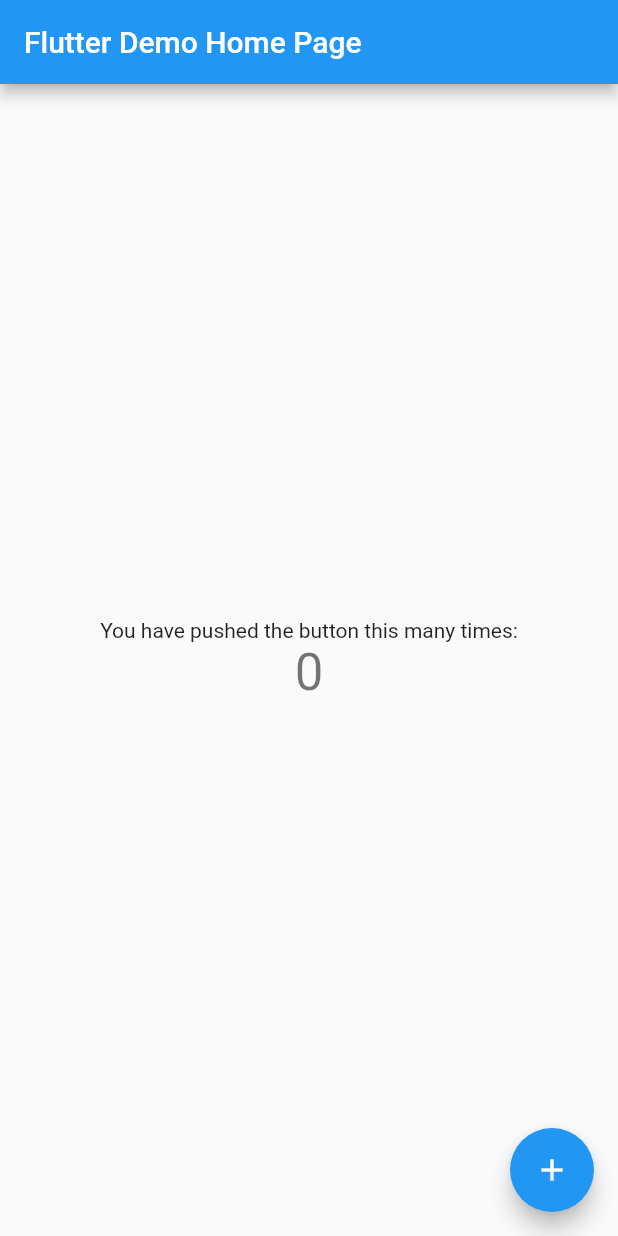
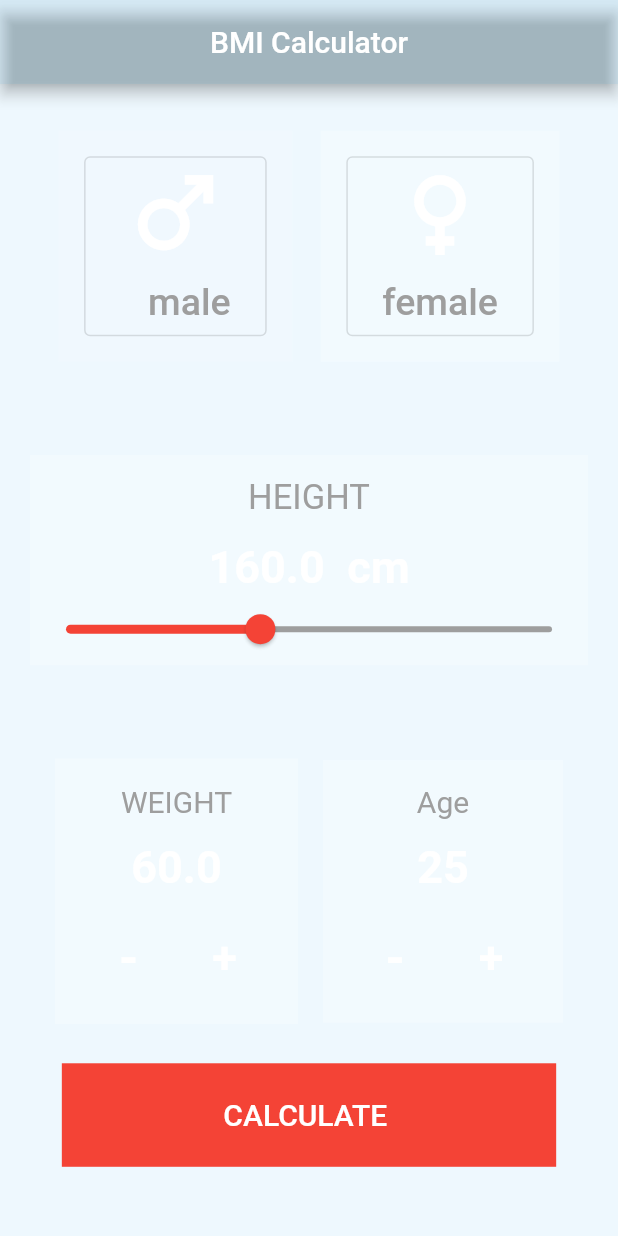
Before and after one commit to ShamsMoAhmed/BMI_Calculator, a Flutter app: the screen it shows after launch, on a phone screen of 412 x 824 dp. Run offline on Flutter 3.47's test engine with Material 2 defaults, Android fonts, the phone set to English and light mode, and no system bars.

Commit message:
BMI Calc

```diff
--- /dev/null
+++ b/lib/home_screen.dart
@@ -0,0 +1,290 @@
+// ignore_for_file: prefer_const_constructors
+
+import 'package:bmi_calculator/models/calculate_model.dart';
+import 'package:flutter/material.dart';
+
+import 'result_screen.dart';
+
+class HomeScreen extends StatefulWidget {
+  const HomeScreen({Key? key}) : super(key: key);
+
+  @override
+  State<HomeScreen> createState() => _HomeScreenState();
+}
+
+class _HomeScreenState extends State<HomeScreen> {
+  var calculate = Calculate(height: 160, weight: 60, age: 25);
+
+  @override
+  Widget build(BuildContext context) {
+    return Scaffold(
+        backgroundColor: Color.fromARGB(20, 33, 170, 243),
+        appBar: AppBar(
+          backgroundColor: Color.fromARGB(20, 33, 170, 243),
+          title: Center(child: Text("BMI Calculator")),
+        ),
+        body: SafeArea(
+          child: Padding(
+            padding: const EdgeInsets.all(20.0),
+            child: Column(
+              mainAxisAlignment: MainAxisAlignment.spaceEvenly,
+              children: [
+                Row(
+                  mainAxisAlignment: MainAxisAlignment.spaceEvenly,
+                  children: [
+                    Container(
+                      color: calculate.gender == "m"
+                          ? Colors.white12
+                          : Colors.white24,
+                      child: Padding(
+                        padding: const EdgeInsets.all(17.0),
+                        child: OutlinedButton(
+                          onPressed: () {
+                            setState(() {
+                              calculate.gender = "m";
+                            });
+                          },
+                          child: Column(
+                            // ignore: prefer_const_literals_to_create_immutables
+                            children: [
+                              Icon(
+                                Icons.male_outlined,
+                                size: 75,
+                                color: Colors.white,
+                              ),
+                              Padding(
+                                padding: const EdgeInsets.all(8.0),
+                                child: Text(
+                                  "   male",
+                                  style: TextStyle(
+                                      fontSize: 25, color: Colors.grey),
+                                ),
+                              )
+                            ],
+                          ),
+                        ),
+                      ),
+                    ),
+                    Container(
+                      color: calculate.gender == "f"
+                          ? Colors.white12
+                          : Colors.white24,
+                      child: Padding(
+                        padding: const EdgeInsets.all(17.0),
+                        child: OutlinedButton(
+                          onPressed: () {
+                            setState(() {
+                              calculate.gender = "f";
+                            });
+                          },
+                          child: Column(
+                            // ignore: prefer_const_literals_to_create_immutables
+                            children: [
+                              Icon(
+                                Icons.female_outlined,
+                                size: 75,
+                                color: Colors.white,
+                              ),
+                              Padding(
+                                padding: const EdgeInsets.all(8.0),
+                                child: Text(
+                                  "female",
+                                  style: TextStyle(
+                                      fontSize: 25, color: Colors.grey),
+                                ),
+                              )
+                            ],
+                          ),
+                        ),
+                      ),
+                    ),
+                  ],
+                ),
+                SizedBox(
+                  height: 40,
+                ),
+                Container(
+                  color: Colors.white24,
+                  child: Column(
+                    children: [
+                      Padding(
+                        padding: const EdgeInsets.all(15.0),
+                        child: Text(
+                          "HEIGHT",
+                          style: TextStyle(fontSize: 23, color: Colors.grey),
+                        ),
+                      ),
+                      Text(
+                        calculate.height.toString() + "  cm",
+                        style: TextStyle(
+                            fontSize: 30,
+                            fontWeight: FontWeight.bold,
+                            color: Colors.white),
+                      ),
+                      Slider(
+                          inactiveColor: Colors.grey,
+                          activeColor: Colors.red,
+                          thumbColor: Colors.red,
+                          min: 120,
+                          max: 220,
+                          value: calculate.height,
+                          onChanged: (val) {
+                            setState(() {
+                              calculate.height = val;
+                            });
+                          })
+                    ],
+                  ),
+                ),
+                SizedBox(
+                  height: 40,
+                ),
+                Row(
+                  mainAxisAlignment: MainAxisAlignment.spaceEvenly,
+                  children: [
+                    Container(
+                      color: Colors.white24,
+                      child: Padding(
+                        padding: const EdgeInsets.all(17.0),
+                        child: Column(
+                          children: [
+                            Text(
+                              "WEIGHT",
+                              style:
+                                  TextStyle(fontSize: 20, color: Colors.grey),
+                            ),
+                            Padding(
+                              padding: const EdgeInsets.all(15.0),
+                              child: Text(
+                                calculate.weight.toString(),
+                                style: TextStyle(
+                                    fontSize: 30,
+                                    color: Colors.white,
+                                    fontWeight: FontWeight.bold),
+                              ),
+                            ),
+                            Row(
+                              children: [
+                                TextButton(
+                                  onPressed: () {
+                                    setState(() {
+                                      calculate.weight -= 1;
+                                    });
+                                  },
+                                  child: Text(
+                                    "-",
+                                    style: TextStyle(
+                                        fontSize: 33,
+                                        fontWeight: FontWeight.bold,
+                                        color: Colors.white),
+                                  ),
+                                ),
+                                TextButton(
+                                  onPressed: () {
+                                    setState(() {
+                                      calculate.weight += 1;
+                                    });
+                                  },
+                                  child: Text(
+                                    "+",
+                                    style: TextStyle(
+                                        fontSize: 30,
+                                        fontWeight: FontWeight.bold,
+                                        color: Colors.white),
+                                  ),
+                                ),
+                              ],
+                            )
+                          ],
+                        ),
+                      ),
+                    ),
+                    Container(
+                      color: Colors.white24,
+                      child: Padding(
+                        padding: const EdgeInsets.all(16.0),
+                        child: Column(
+                          children: [
+                            Text(
+                              "Age",
+                              style:
+                                  TextStyle(fontSize: 20, color: Colors.grey),
+                            ),
+                            Padding(
+                              padding: const EdgeInsets.all(15.0),
+                              child: Text(
+                                calculate.age.toString(),
+                                style: TextStyle(
+                                    fontSize: 30,
+                                    color: Colors.white,
+                                    fontWeight: FontWeight.bold),
+                              ),
+                            ),
+                            Row(
+                              children: [
+                                TextButton(
+                                  onPressed: () {
+                                    setState(() {
+                                      calculate.age -= 1;
+                                    });
+                                  },
+                                  child: Text(
+                                    "-",
+                                    style: TextStyle(
+                                        fontSize: 33,
+                                        fontWeight: FontWeight.bold,
+                                        color: Colors.white),
+                                  ),
+                                ),
+                                TextButton(
+                                  onPressed: () {
+                                    setState(() {
+                                      calculate.age += 1;
+                                    });
+                                  },
+                                  child: Text(
+                                    "+",
+                                    style: TextStyle(
+                                        fontSize: 30,
+                                        fontWeight: FontWeight.bold,
+                                        color: Colors.white),
+                                  ),
+                                ),
+                              ],
+                            ),
+                          ],
+                        ),
+                      ),
+                    ),
+                  ],
+                ),
+                Padding(
+                  padding: const EdgeInsets.all(15.0),
+                  child: Container(
+                    color: Colors.red,
+                    child: TextButton(
+                      onPressed: () {
+                        Navigator.push(
+                          context,
+                          MaterialPageRoute(
+                              builder: (_) => ResultScreen(
+                                    calculate: calculate,
+                                  )),
+                        );
+                      },
+                      child: Padding(
+                        padding: const EdgeInsets.all(15.0),
+                        child: Text(
+                          "                 CALCULATE                  ",
+                          style: TextStyle(fontSize: 20, color: Colors.white),
+                        ),
+                      ),
+                    ),
+                  ),
+                )
+              ],
+            ),
+          ),
+        ));
+  }
+}
--- a/lib/main.dart
+++ b/lib/main.dart
@@ -1,115 +1,13 @@
+// ignore_for_file: prefer_const_constructors
+
 import 'package:flutter/material.dart';
 
+import 'home_screen.dart';
+
 void main() {
-  runApp(const MyApp());
+  runApp(
+    MaterialApp(
+      home: HomeScreen(),
+    ),
+  );
 }
-
-class MyApp extends StatelessWidget {
-  const MyApp({Key? key}) : super(key: key);
-
-  // This widget is the root of your application.
-  @override
-  Widget build(BuildContext context) {
-    return MaterialApp(
-      title: 'Flutter Demo',
-      theme: ThemeData(
-        // This is the theme of your application.
-        //
-        // Try running your application with "flutter run". You'll see the
-        // application has a blue toolbar. Then, without quitting the app, try
-        // changing the primarySwatch below to Colors.green and then invoke
-        // "hot reload" (press "r" in the console where you ran "flutter run",
-        // or simply save your changes to "hot reload" in a Flutter IDE).
-        // Notice that the counter didn't reset back to zero; the application
-        // is not restarted.
-        primarySwatch: Colors.blue,
-      ),
-      home: const MyHomePage(title: 'Flutter Demo Home Page'),
-    );
-  }
-}
-
-class MyHomePage extends StatefulWidget {
-  const MyHomePage({Key? key, required this.title}) : super(key: key);
-
-  // This widget is the home page of your application. It is stateful, meaning
-  // that it has a State object (defined below) that contains fields that affect
-  // how it looks.
-
-  // This class is the configuration for the state. It holds the values (in this
-  // case the title) provided by the parent (in this case the App widget) and
-  // used by the build method of the State. Fields in a Widget subclass are
-  // always marked "final".
-
-  final String title;
-
-  @override
-  State<MyHomePage> createState() => _MyHomePageState();
-}
-
-class _MyHomePageState extends State<MyHomePage> {
-  int _counter = 0;
-
-  void _incrementCounter() {
-    setState(() {
-      // This call to setState tells the Flutter framework that something has
-      // changed in this State, which causes it to rerun the build method below
-      // so that the display can reflect the updated values. If we changed
-      // _counter without calling setState(), then the build method would not be
-      // called again, and so nothing would appear to happen.
-      _counter++;
-    });
-  }
-
-  @override
-  Widget build(BuildContext context) {
-    // This method is rerun every time setState is called, for instance as done
-    // by the _incrementCounter method above.
-    //
-    // The Flutter framework has been optimized to make rerunning build methods
-    // fast, so that you can just rebuild anything that needs updating rather
-    // than having to individually change instances of widgets.
-    return Scaffold(
-      appBar: AppBar(
-        // Here we take the value from the MyHomePage object that was created by
-        // the App.build method, and use it to set our appbar title.
-        title: Text(widget.title),
-      ),
-      body: Center(
-        // Center is a layout widget. It takes a single child and positions it
-        // in the middle of the parent.
-        child: Column(
-          // Column is also a layout widget. It takes a list of children and
-          // arranges them vertically. By default, it sizes itself to fit its
-          // children horizontally, and tries to be as tall as its parent.
-          //
-          // Invoke "debug painting" (press "p" in the console, choose the
-          // "Toggle Debug Paint" action from the Flutter Inspector in Android
-          // Studio, or the "Toggle Debug Paint" command in Visual Studio Code)
-          // to see the wireframe for each widget.
-          //
-          // Column has various properties to control how it sizes itself and
-          // how it positions its children. Here we use mainAxisAlignment to
-          // center the children vertically; the main axis here is the vertical
-          // axis because Columns are vertical (the cross axis would be
-          // horizontal).
-          mainAxisAlignment: MainAxisAlignment.center,
-          children: <Widget>[
-            const Text(
-              'You have pushed the button this many times:',
-            ),
-            Text(
-              '$_counter',
-              style: Theme.of(context).textTheme.headline4,
-            ),
-          ],
-        ),
-      ),
-      floatingActionButton: FloatingActionButton(
-        onPressed: _incrementCounter,
-        tooltip: 'Increment',
-        child: const Icon(Icons.add),
-      ), // This trailing comma makes auto-formatting nicer for build methods.
-    );
-  }
-}
--- /dev/null
+++ b/lib/models/calculate_model.dart
@@ -0,0 +1,38 @@
+import 'dart:math';
+
+class Calculate {
+  double height;
+  double weight;
+  double bmi = 0;
+  String gender = "m";
+  int age;
+
+  Calculate({required this.height, required this.weight, required this.age});
+
+  String result() {
+    bmi = (weight / pow(height / 100, 2));
+    return bmi.toStringAsFixed(2);
+  }
+
+  String getText() {
+    if (bmi >= 25) {
+      return "Overweight.";
+    } else if (bmi > 18.5 && bmi < 25) {
+      return "Normal.";
+    } else if (bmi > 10 && bmi < 18) {
+      return "Underweight.";
+    } else {
+      return "Check your numbers. ";
+    }
+  }
+
+  String getAdvice() {
+    if (bmi >= 25) {
+      return "You have more than normal body weight. \n Try to do more exercise.";
+    } else if (bmi > 18.5) {
+      return "You have a normal body weight. \n Brilliant!.";
+    } else {
+      return "You have a lower than body weight. \n Try to eat more & do exercise.";
+    }
+  }
+}
```
Also changed, not shown: lib/result_screen.dart (added, +97 -0 lines).
